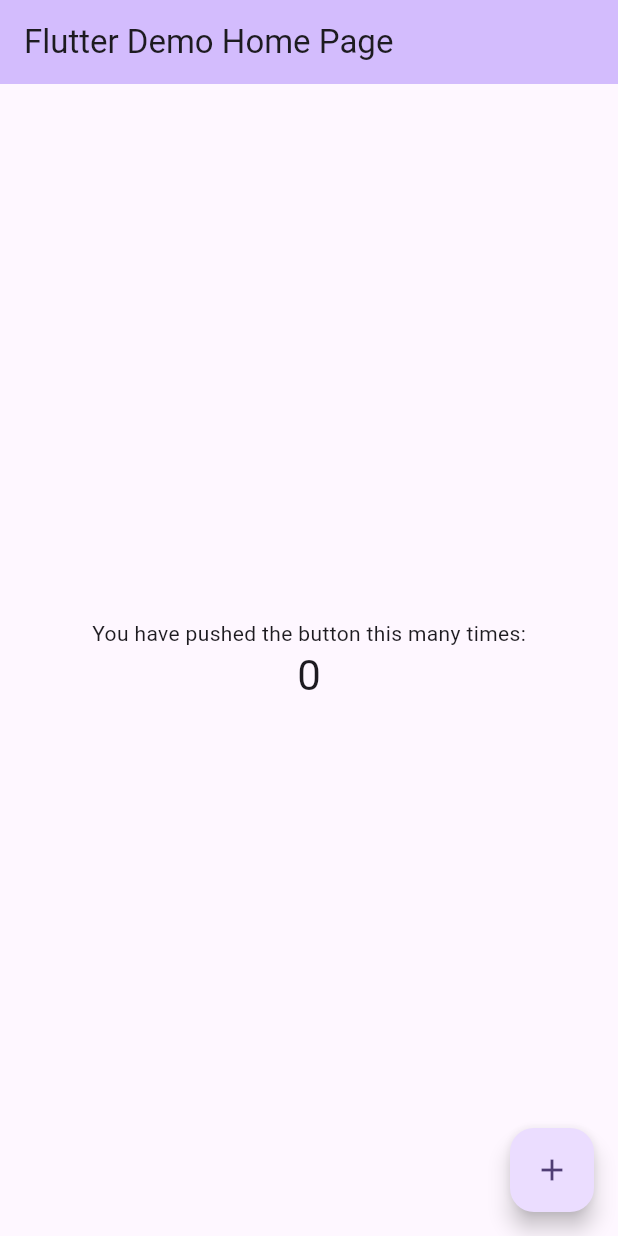
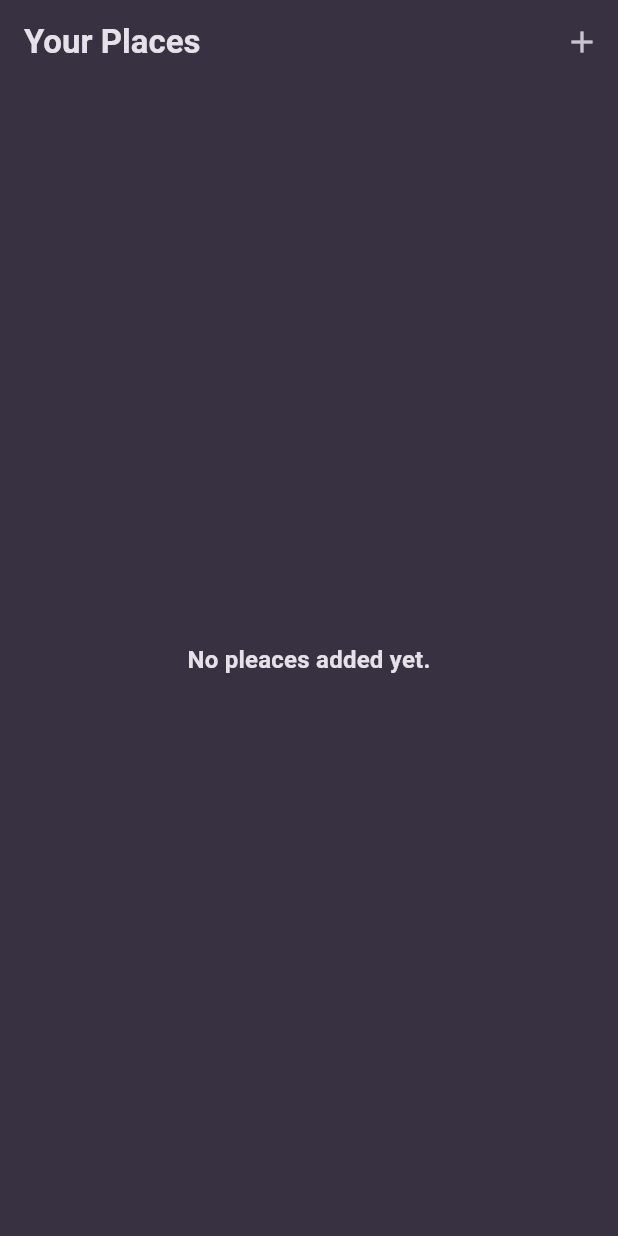
Before and after one commit to n1ckollas/flutter_practice, a Flutter app: the screen it shows after launch, on a phone screen of 412 x 824 dp. Run offline on Flutter 3.47's test engine with Material 3 defaults, Android fonts, the phone set to English and light mode, and no system bars; our stand-ins replace flutter_riverpod, google_fonts, google_maps_flutter, image_picker, location.

Commit message:
Location 25 lesson

```diff
--- a/lib/main.dart
+++ b/lib/main.dart
@@ -1,125 +1,47 @@
 import 'package:flutter/material.dart';
+import 'package:flutter_riverpod/flutter_riverpod.dart';
+import 'package:google_fonts/google_fonts.dart';
+
+import 'package:meals/screens/places.dart';
+
+final colorScheme = ColorScheme.fromSeed(
+  brightness: Brightness.dark,
+  seedColor: const Color.fromARGB(255, 102, 6, 247),
+  surface: const Color.fromARGB(255, 56, 49, 66),
+);
+
+final theme = ThemeData().copyWith(
+  useMaterial3: true,
+  scaffoldBackgroundColor: colorScheme.surface,
+  colorScheme: colorScheme,
+  textTheme: GoogleFonts.ubuntuCondensedTextTheme().copyWith(
+    titleSmall: GoogleFonts.ubuntuCondensed(
+      fontWeight: FontWeight.bold,
+    ),
+    titleMedium: GoogleFonts.ubuntuCondensed(
+      fontWeight: FontWeight.bold,
+    ),
+    titleLarge: GoogleFonts.ubuntuCondensed(
+      fontWeight: FontWeight.bold,
+    ),
+  ),
+);
 
 void main() {
-  runApp(const MyApp());
+  runApp(
+    const ProviderScope(child: MyApp()),
+  );
 }
 
 class MyApp extends StatelessWidget {
   const MyApp({super.key});
 
-  // This widget is the root of your application.
   @override
   Widget build(BuildContext context) {
     return MaterialApp(
-      title: 'Flutter Demo',
-      theme: ThemeData(
-        // This is the theme of your application.
-        //
-        // TRY THIS: Try running your application with "flutter run". You'll see
-        // the application has a purple toolbar. Then, without quitting the app,
-        // try changing the seedColor in the colorScheme below to Colors.green
-        // and then invoke "hot reload" (save your changes or press the "hot
-        // reload" button in a Flutter-supported IDE, or press "r" if you used
-        // the command line to start the app).
-        //
-        // Notice that the counter didn't reset back to zero; the application
-        // state is not lost during the reload. To reset the state, use hot
-        // restart instead.
-        //
-        // This works for code too, not just values: Most code changes can be
-        // tested with just a hot reload.
-        colorScheme: ColorScheme.fromSeed(seedColor: Colors.deepPurple),
-        useMaterial3: true,
-      ),
-      home: const MyHomePage(title: 'Flutter Demo Home Page'),
+      title: 'Great Places',
+      theme: theme,
+      home: const PlacesScreen(),
     );
   }
 }
-
-class MyHomePage extends StatefulWidget {
-  const MyHomePage({super.key, required this.title});
-
-  // This widget is the home page of your application. It is stateful, meaning
-  // that it has a State object (defined below) that contains fields that affect
-  // how it looks.
-
-  // This class is the configuration for the state. It holds the values (in this
-  // case the title) provided by the parent (in this case the App widget) and
-  // used by the build method of the State. Fields in a Widget subclass are
-  // always marked "final".
-
-  final String title;
-
-  @override
-  State<MyHomePage> createState() => _MyHomePageState();
-}
-
-class _MyHomePageState extends State<MyHomePage> {
-  int _counter = 0;
-
-  void _incrementCounter() {
-    setState(() {
-      // This call to setState tells the Flutter framework that something has
-      // changed in this State, which causes it to rerun the build method below
-      // so that the display can reflect the updated values. If we changed
-      // _counter without calling setState(), then the build method would not be
-      // called again, and so nothing would appear to happen.
-      _counter++;
-    });
-  }
-
-  @override
-  Widget build(BuildContext context) {
-    // This method is rerun every time setState is called, for instance as done
-    // by the _incrementCounter method above.
-    //
-    // The Flutter framework has been optimized to make rerunning build methods
-    // fast, so that you can just rebuild anything that needs updating rather
-    // than having to individually change instances of widgets.
-    return Scaffold(
-      appBar: AppBar(
-        // TRY THIS: Try changing the color here to a specific color (to
-        // Colors.amber, perhaps?) and trigger a hot reload to see the AppBar
-        // change color while the other colors stay the same.
-        backgroundColor: Theme.of(context).colorScheme.inversePrimary,
-        // Here we take the value from the MyHomePage object that was created by
-        // the App.build method, and use it to set our appbar title.
-        title: Text(widget.title),
-      ),
-      body: Center(
-        // Center is a layout widget. It takes a single child and positions it
-        // in the middle of the parent.
-        child: Column(
-          // Column is also a layout widget. It takes a list of children and
-          // arranges them vertically. By default, it sizes itself to fit its
-          // children horizontally, and tries to be as tall as its parent.
-          //
-          // Column has various properties to control how it sizes itself and
-          // how it positions its children. Here we use mainAxisAlignment to
-          // center the children vertically; the main axis here is the vertical
-          // axis because Columns are vertical (the cross axis would be
-          // horizontal).
-          //
-          // TRY THIS: Invoke "debug painting" (choose the "Toggle Debug Paint"
-          // action in the IDE, or press "p" in the console), to see the
-          // wireframe for each widget.
-          mainAxisAlignment: MainAxisAlignment.center,
-          children: <Widget>[
-            const Text(
-              'You have pushed the button this many times:',
-            ),
-            Text(
-              '$_counter',
-              style: Theme.of(context).textTheme.headlineMedium,
-            ),
-          ],
-        ),
-      ),
-      floatingActionButton: FloatingActionButton(
-        onPressed: _incrementCounter,
-        tooltip: 'Increment',
-        child: const Icon(Icons.add),
-      ), // This trailing comma makes auto-formatting nicer for build methods.
-    );
-  }
-}
--- /dev/null
+++ b/lib/models/place.dart
@@ -0,0 +1,27 @@
+import "package:uuid/uuid.dart";
+import "dart:io";
+
+const uuid = Uuid();
+
+class PlaceLocation {
+  const PlaceLocation(
+      {required this.latitude,
+      required this.longtitude,
+      required this.address});
+  final double? latitude;
+  final double? longtitude;
+  final String? address;
+}
+
+class Place {
+  Place({
+    required this.title,
+    required this.image,
+    required this.location,
+  }) : id = uuid.v4();
+
+  final String id;
+  final String title;
+  final File image;
+  final PlaceLocation location;
+}
--- /dev/null
+++ b/lib/providers/user_laces.dart
@@ -0,0 +1,18 @@
+import 'dart:io';
+
+import 'package:flutter_riverpod/flutter_riverpod.dart';
+import 'package:meals/models/place.dart';
+
+class UserPlacesNotifier extends StateNotifier<List<Place>> {
+  UserPlacesNotifier() : super([]);
+
+  void addPlace(String title, File image, PlaceLocation location) {
+    final newPlace = Place(title: title, image: image, location: location);
+    state = [newPlace, ...state];
+  }
+}
+
+final userPlacesProvider =
+    StateNotifierProvider<UserPlacesNotifier, List<Place>>((ref) {
+  return UserPlacesNotifier();
+});
--- /dev/null
+++ b/lib/screens/places.dart
@@ -0,0 +1,29 @@
+import 'package:flutter/material.dart';
+import 'package:flutter_riverpod/flutter_riverpod.dart';
+import 'package:meals/providers/user_laces.dart';
+import 'package:meals/screens/add_place.dart';
+import 'package:meals/widgets/places_list.dart';
+
+class PlacesScreen extends ConsumerWidget {
+  const PlacesScreen({super.key});
+
+  @override
+  Widget build(BuildContext context, WidgetRef ref) {
+    final places = ref.watch(userPlacesProvider);
+
+    return Scaffold(
+        appBar: AppBar(
+          title: const Text("Your Places"),
+          actions: [
+            IconButton(
+              icon: const Icon(Icons.add),
+              onPressed: () {
+                Navigator.of(context).push(MaterialPageRoute(
+                    builder: (context) => const AddPlaceScreen()));
+              },
+            )
+          ],
+        ),
+        body: PlacesList(places: places));
+  }
+}
--- /dev/null
+++ b/lib/widgets/places_list.dart
@@ -0,0 +1,44 @@
+import 'package:flutter/material.dart';
+import 'package:meals/models/place.dart';
+import 'package:meals/screens/places_detail.dart';
+
+class PlacesList extends StatelessWidget {
+  const PlacesList({super.key, required this.places});
+
+  final List<Place> places;
+
+  @override
+  Widget build(BuildContext context) {
+    // TODO: implement build
+    if (places.isEmpty) {
+      return Center(
+          child: Text("No pleaces added yet.",
+              style: Theme.of(context).textTheme.titleMedium!.copyWith(
+                    color: Theme.of(context).colorScheme.onSurface,
+                  )));
+    }
+
+    return ListView.builder(
+      itemCount: places.length,
+      itemBuilder: (ctx, index) => ListTile(
+        leading: CircleAvatar(
+          radius: 26,
+          backgroundImage: FileImage(places[index].image),
+        ),
+        title: Text(
+          places[index].title,
+          style: Theme.of(context).textTheme.titleMedium!.copyWith(
+                color: Theme.of(context).colorScheme.onSurface,
+              ),
+        ),
+        subtitle: Text(places[index].location.address!),
+        onTap: () {
+          Navigator.of(context).push(
+            MaterialPageRoute(
+                builder: (ctx) => PlaceDetailScreen(place: places[index])),
+          );
+        },
+      ),
+    );
+  }
+}
```
Also changed, not shown: lib/screens/add_place.dart (added, +90 -0 lines), lib/screens/imge_input.dart (added, +67 -0 lines), lib/screens/map.dart (added, +65 -0 lines), lib/screens/places_detail.dart (added, +82 -0 lines), lib/widgets/location_input.dart (added, +133 -0 lines), pubspec.yaml (+7 -1 lines), pubspec.lock, 16 other files.
